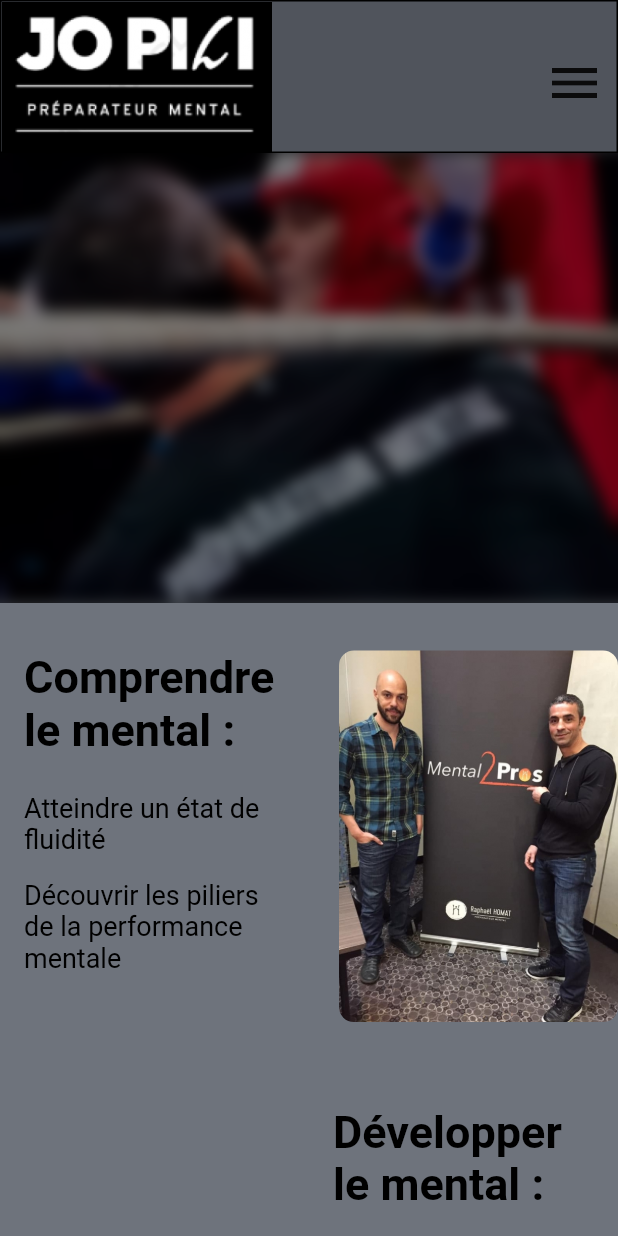
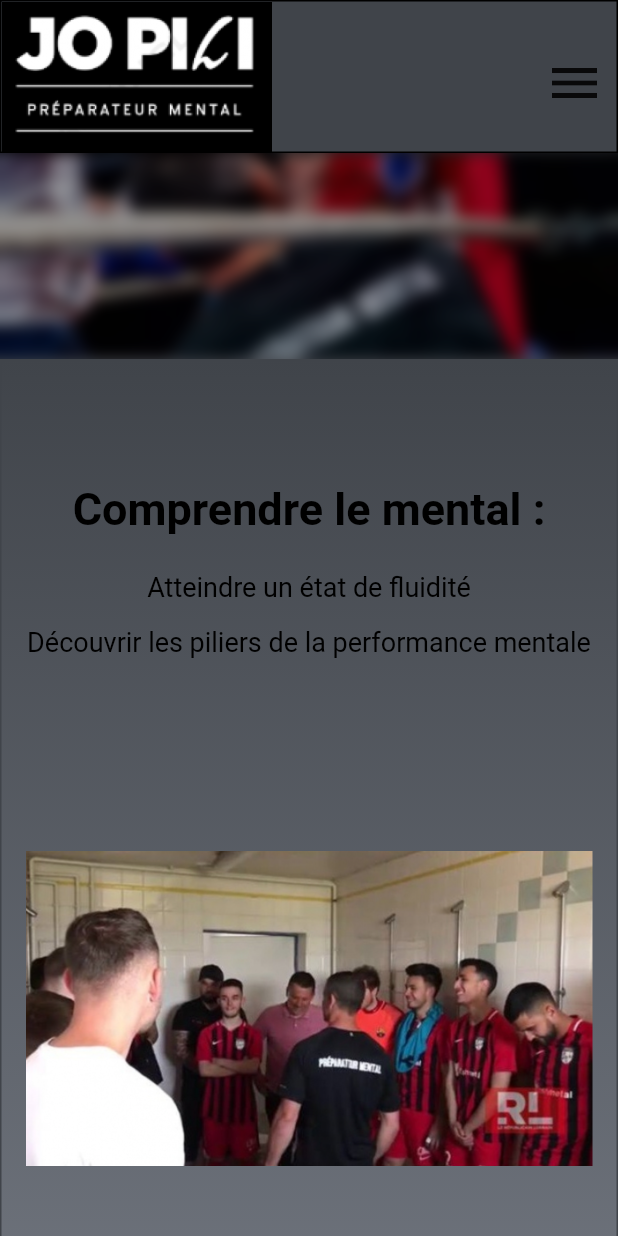
Before and after one commit to Jpec57/jo_pili, a Flutter app: the screen it shows after launch, on a phone screen of 412 x 824 dp. Run offline on Flutter 3.47's test engine with Material 2 defaults, Android fonts, the phone set to English and light mode, and no system bars; drawn by our look-alikes of carousel_slider; our stand-ins replace get; missing offline and left inert: dart:html.

Commit message:
First commit netlify

```diff
--- a/lib/AppColors.dart
+++ b/lib/AppColors.dart
@@ -1,6 +1,7 @@
 import 'package:flutter/material.dart';
 
 class AppColors {
+  static const darkerGrey = Color(0xFF40444a);
   static const darkGrey = Color(0xFF50545C);
   static const lightGrey = Color(0xFF6E737C);
   static const backgroundColor = lightGrey;
--- a/lib/pages/coaching/coaching_page.dart
+++ b/lib/pages/coaching/coaching_page.dart
@@ -1,5 +1,6 @@
 import 'dart:ui';
 
+import 'package:carousel_slider/carousel_slider.dart';
 import 'package:flutter/cupertino.dart';
 import 'package:flutter/material.dart';
 import 'package:jo_pili/AppColors.dart';
@@ -23,27 +24,12 @@ const develop_part6 =
 const develop_part7 = "Gestion de la communication au sein d’un groupe";
 
 const service_title_train = "Entrainer le mental :";
-const train_part1 = "Relâchement";
-const train_part2 = "Imagerie mentale";
+const develop_part8 = "Relâchement";
+const develop_part9 = "Imagerie mentale";
 const train_part3 = "Entrainer le mental :";
 const train_part4 = "Réoxygénation de l’estime de soi";
 const train_part5 = "Auto détermination";
 const train_part6 = "Atteindre l’autonomie";
-
-const target = """
-A qui s’adresse le coaching mental ?
-Aux sportifs de tous niveaux
-
-Aux entraineurs
-
-Aux entreprises
-
-Aux entrepreneurs
-
-Aux particuliers
-
-Aux étudiants
-""";
 
 //Reportage france 3 FLORA
 //https://youtu.be/JMRXn3i27d0
@@ -57,6 +43,8 @@ class CoachingPage extends StatefulWidget {
 }
 
 class _CoachingPageState extends State<CoachingPage> {
+  int _currentSlide = 0;
+
   @override
   void initState() {
     super.initState();
@@ -68,11 +56,12 @@ class _CoachingPageState extends State<CoachingPage> {
   }
 
   Widget generateBlurredImage() {
-    return Stack(
+    return AspectRatio(
+      aspectRatio: 3,
+      child: Stack(
         alignment: Alignment.center,
         children: [
           Container(
-          height: 300,
             decoration: new BoxDecoration(
               image: new DecorationImage(
                 image: new AssetImage('assets/images/ring.jpg'),
@@ -84,14 +73,14 @@ class _CoachingPageState extends State<CoachingPage> {
             child: BackdropFilter(
               filter: new ImageFilter.blur(sigmaX: 5.0, sigmaY: 5.0),
               child: new Container(
-              height: 300,
                 decoration:
-                  new BoxDecoration(color: Colors.black.withOpacity(0.5)),
+                    new BoxDecoration(color: Colors.black.withOpacity(0.4)),
               ),
             ),
           ),
           // Align(heightFactor: 0.2, child: _textOverlayWidget())
         ],
+      ),
     );
   }
 
@@ -125,65 +114,101 @@ class _CoachingPageState extends State<CoachingPage> {
     );
   }
 
-  Widget _renderCoachingEnumWidget(String title, List<String> points) {
-    return Padding(
-      padding: EdgeInsets.only(bottom: 24),
-      child: Column(
+  Widget _renderCoachingEnumWidget(
+      bool isEven, String title, List<String> points) {
+    return Scrollbar(
+      isAlwaysShown: true,
+      child: ListView(
+        shrinkWrap: true,
         children: [
           Padding(
             padding: const EdgeInsets.only(bottom: 16.0),
             child: Text(
               title,
               style: TextStyle(fontFamily: 'Futura', fontSize: 30),
+              textAlign: TextAlign.center,
             ),
           ),
           ...points.map((point) => Padding(
                 padding: EdgeInsets.symmetric(vertical: 8.0),
-                child: Text(point),
+                child: Text(
+                  point,
+                  textAlign: TextAlign.center,
+                ),
               ))
         ],
       ),
     );
   }
 
-  Widget _renderSection(
-      String imagePath, bool isEven, String title, List<String> points) {
-
+  Widget _renderSection(BuildContext context, String imagePath, bool isEven,
+      String title, List<String> points) {
     const margin = 20.0;
 
     List<Widget> children = [
       Expanded(
           child: Padding(
-            padding: EdgeInsets.only(left: isEven == true ? margin : 0.0, right: isEven == true ? 0.0 : margin),
+        padding: const EdgeInsets.all(16.0),
         child: ClipRRect(
           borderRadius: BorderRadius.circular(10),
-              child: Image.asset(
-                  imagePath),
+          child: Image.asset(imagePath),
         ),
-          )
-      ),
+      )),
       Expanded(
         child: Padding(
           padding: const EdgeInsets.all(16.0),
-          child: _renderCoachingEnumWidget(
-              title,
-              points),
+          child:
+              Center(child: _renderCoachingEnumWidget(isEven, title, points)),
         ),
       ),
     ];
-    if (isEven){
+    if (isEven) {
       children = children.reversed.toList();
     }
     return Padding(
       padding: EdgeInsets.only(bottom: 24),
-      child: Row(
+      child: LayoutBuilder(
+        builder: (BuildContext context, BoxConstraints constraints) {
+          if (constraints.maxWidth < 600) {
+            return Column(
+              crossAxisAlignment: CrossAxisAlignment.center,
+              mainAxisAlignment: MainAxisAlignment.center,
+              mainAxisSize: MainAxisSize.min,
               children: children,
+            );
+          }
+          return Row(
+            crossAxisAlignment: CrossAxisAlignment.center,
+            mainAxisAlignment: MainAxisAlignment.center,
+            mainAxisSize: MainAxisSize.max,
+            children: children,
+          );
+        },
       ),
     );
   }
 
   @override
   Widget build(BuildContext context) {
+    List<Widget> carouselItems = [
+      _renderSection(context, "assets/images/equipe.png", true,
+          service_title_understand, [understand_part_1, understand_part_2]),
+      _renderSection(context, "assets/images/mental_pro.jpg", false,
+          service_title_develop, [
+        develop_part1,
+        develop_part2,
+        develop_part3,
+        develop_part4,
+        develop_part5,
+        develop_part6,
+        develop_part7,
+        develop_part8,
+        develop_part9,
+      ]),
+      _renderSection(context, "assets/images/ring.jpg", true,
+          service_title_train, [train_part4, train_part5, train_part6])
+    ];
+
     return Scaffold(
       body: Column(
         children: [
@@ -196,35 +221,103 @@ class _CoachingPageState extends State<CoachingPage> {
                   mainAxisSize: MainAxisSize.min,
                   crossAxisAlignment: CrossAxisAlignment.stretch,
                   children: <Widget>[
+                    generateBlurredImage(),
+                    // Container(
+                    //   color: AppColors.darkerGrey,
+                    //   height: 50,
+                    // ),
                     Padding(
-                      padding: const EdgeInsets.only(bottom: 16),
-                      child: generateBlurredImage(),
+                      padding: const EdgeInsets.only(top: 0),
+                      child: Container(
+                        decoration: BoxDecoration(
+                            gradient: LinearGradient(
+                              begin: Alignment.topCenter,
+                              end: Alignment
+                                  .bottomCenter, // 10% of the width, so there are ten blinds.
+                              colors: <Color>[
+                                AppColors.darkerGrey,
+                                AppColors.lightGrey
+                              ], // red to yellow
+                              // tileMode: TileMode.repeated, // repeats the gradient over the canvas
+                            ),
+                            border: Border.all(color: AppColors.darkerGrey)),
+                        child: Column(
+                          children: [
+                            CarouselSlider(
+                                items: carouselItems,
+                                options: CarouselOptions(
+                                  height: 600,
+                                  viewportFraction: 1,
+                                  initialPage: 0,
+                                  enableInfiniteScroll: true,
+                                  reverse: false,
+                                  autoPlay: true,
+                                  autoPlayInterval: Duration(seconds: 15),
+                                  autoPlayAnimationDuration:
+                                      Duration(milliseconds: 800),
+                                  autoPlayCurve: Curves.fastOutSlowIn,
+                                  enlargeCenterPage: true,
+                                  onPageChanged: (index, reason) {
+                                    setState(() {
+                                      _currentSlide = index;
+                                    });
+                                  },
+                                  scrollDirection: Axis.horizontal,
+                                )),
+                            Row(
+                              mainAxisAlignment: MainAxisAlignment.center,
+                              children: carouselItems.map((url) {
+                                int index = carouselItems.indexOf(url);
+                                return Container(
+                                  width: 8.0,
+                                  height: 8.0,
+                                  margin: EdgeInsets.symmetric(
+                                      vertical: 10.0, horizontal: 2.0),
+                                  decoration: BoxDecoration(
+                                    shape: BoxShape.circle,
+                                    color: _currentSlide == index
+                                        ? Color.fromRGBO(0, 0, 0, 0.9)
+                                        : Color.fromRGBO(0, 0, 0, 0.4),
+                                  ),
+                                );
+                              }).toList(),
+                            )
+                          ],
+                        ),
+                      ),
                     ),
                     Column(
                       children: [
-                        _renderSection("assets/images/mental_pro.jpg", true, service_title_understand, [understand_part_1, understand_part_2]),
-                        _renderSection("assets/images/republicain.jpg", false, service_title_develop, [
-                          develop_part1,
-                          develop_part2,
-                          develop_part3,
-                          develop_part4,
-                          develop_part5,
-                          develop_part6,
-                          develop_part7
-                        ]),
-                        _renderSection("assets/images/ring.jpg", true, service_title_train, [
-                          train_part1,
-                          train_part2,
-                          train_part3,
-                          train_part4,
-                          train_part5,
-                          train_part6
-                        ]),
+                        Padding(
+                          padding: const EdgeInsets.only(top: 50.0, bottom: 16),
+                          child: Text(
+                            "A qui s’adresse le coaching mental ?",
+                            style:
+                                TextStyle(fontFamily: 'Futura', fontSize: 30),
+                          ),
+                        ),
+                        Padding(
+                          padding: const EdgeInsets.only(bottom: 50),
+                          child: Column(
+                            crossAxisAlignment: CrossAxisAlignment.start,
+                            children: [
+                              ...[
+                                "• Aux sportifs de tous niveaux",
+                                "• Aux entraineurs",
+                                "• Aux entreprises",
+                                "• Aux entrepreneurs",
+                                "• Aux particuliers",
+                                "• Aux étudiants"
+                              ].map((string) => Padding(
+                                    padding: const EdgeInsets.only(bottom: 8.0),
+                                    child: Text(string),
+                                  ))
                             ],
-
+                          ),
                         ),
                       ],
-
+                    ),
+                  ],
                 ),
               ),
             ),
--- a/lib/widgets/nav_bar.dart
+++ b/lib/widgets/nav_bar.dart
@@ -39,7 +39,7 @@ class NavBar extends StatelessWidget {
   Widget build(BuildContext context) {
     return Container(
       decoration: BoxDecoration(
-          color: AppColors.darkGrey,
+        color: AppColors.darkerGrey,
         border: Border.all(color: Colors.black),
         borderRadius: BorderRadius.zero,
         boxShadow: <BoxShadow>[
@@ -52,8 +52,8 @@ class NavBar extends StatelessWidget {
             ),
           ),
         ],
-          // boxShadow:
-          ),
+        // boxShadow:
+      ),
       child: Container(
         height: 100,
         child: Row(
@@ -75,14 +75,18 @@ class NavBar extends StatelessWidget {
   Widget _renderNavButtons(BuildContext context) {
     return LayoutBuilder(
       builder: (BuildContext context, BoxConstraints constraints) {
-        if (constraints.maxWidth < 750){
+        if (constraints.maxWidth < 750) {
           return Row(
             mainAxisAlignment: MainAxisAlignment.end,
             children: [
               Padding(
                 padding: const EdgeInsets.only(right: 8.0),
-                child: IconButton(icon: Icon(Icons.menu, size: 40,), onPressed: (){
-                }),
+                child: IconButton(
+                    icon: Icon(
+                      Icons.menu,
+                      size: 40,
+                    ),
+                    onPressed: () {}),
               ),
             ],
           );
--- a/pubspec.yaml
+++ b/pubspec.yaml
@@ -15,6 +15,7 @@ dependencies:
     sdk: flutter
   flutter_bloc: ^7.0.0-nullsafety.3
   get: ^4.0.0-nullsafety.2
+  carousel_slider: 4.0.0-nullsafety.0
   jpec_base:
     git:
       url: https://github.com/Jpec57/jpec_base.git
```
Also changed, not shown: assets/images/equipe.png (added), pubspec.lock. Lines whose indentation alone changed are shown as unchanged.
